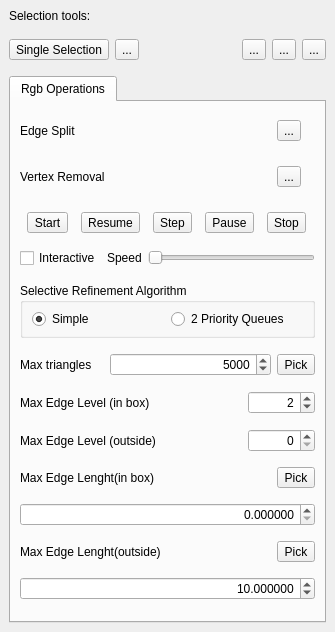
Old version of the form src/meshlabplugins/editrgbtri/widgetRgbT.ui in the repository cnr-isti-vclab/meshlab.
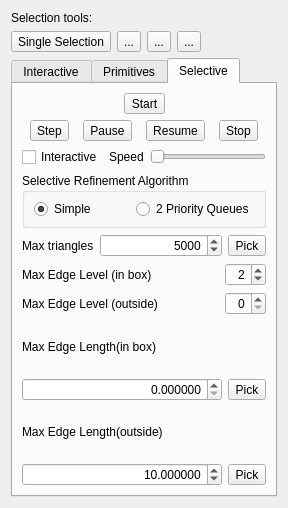
New version of the form. The open tabs and pages were chosen to show the change. Icons and pictures are not drawn.

Commit message: added brush tool and eraser tool

Diff of the .ui file:
```diff
--- a/src/meshlabplugins/editrgbtri/widgetRgbT.ui
+++ b/src/meshlabplugins/editrgbtri/widgetRgbT.ui
@@ -5,8 +5,8 @@
    <rect>
     <x>0</x>
     <y>0</y>
-    <width>335</width>
-    <height>632</height>
+    <width>288</width>
+    <height>508</height>
    </rect>
   </property>
   <property name="windowTitle" >
@@ -16,13 +16,115 @@
    <iconset resource="rgbt.qrc" >:/images/rgbt.png</iconset>
   </property>
   <layout class="QGridLayout" >
-   <property name="margin" >
-    <number>9</number>
-   </property>
-   <property name="spacing" >
-    <number>6</number>
-   </property>
-   <item row="2" column="0" colspan="6" >
+   <item row="0" column="0" colspan="5" >
+    <widget class="QLabel" name="label" >
+     <property name="text" >
+      <string>Selection tools:</string>
+     </property>
+    </widget>
+   </item>
+   <item row="1" column="0" >
+    <widget class="QToolButton" name="bSelectionSingle" >
+     <property name="toolTip" >
+      <string>Single face selector</string>
+     </property>
+     <property name="text" >
+      <string>Single Selection</string>
+     </property>
+     <property name="icon" >
+      <iconset resource="editrgbtri.qrc" >:/images/select_face.png</iconset>
+     </property>
+     <property name="iconSize" >
+      <size>
+       <width>32</width>
+       <height>32</height>
+      </size>
+     </property>
+     <property name="checkable" >
+      <bool>true</bool>
+     </property>
+    </widget>
+   </item>
+   <item row="1" column="1" >
+    <widget class="QToolButton" name="bSelectionRect" >
+     <property name="toolTip" >
+      <string>Rectangular face selector</string>
+     </property>
+     <property name="text" >
+      <string>...</string>
+     </property>
+     <property name="icon" >
+      <iconset resource="editrgbtri.qrc" >:/images/select_face_rect.png</iconset>
+     </property>
+     <property name="iconSize" >
+      <size>
+       <width>32</width>
+       <height>32</height>
+      </size>
+     </property>
+     <property name="checkable" >
+      <bool>true</bool>
+     </property>
+    </widget>
+   </item>
+   <item row="1" column="2" >
+    <widget class="QToolButton" name="bBrush" >
+     <property name="toolTip" >
+      <string>Brush for mesh refinement</string>
+     </property>
+     <property name="text" >
+      <string>...</string>
+     </property>
+     <property name="icon" >
+      <iconset resource="editrgbtri.qrc" >:/images/brush.png</iconset>
+     </property>
+     <property name="iconSize" >
+      <size>
+       <width>32</width>
+       <height>32</height>
+      </size>
+     </property>
+     <property name="checkable" >
+      <bool>true</bool>
+     </property>
+    </widget>
+   </item>
+   <item row="1" column="3" >
+    <widget class="QToolButton" name="bEraser" >
+     <property name="toolTip" >
+      <string>Eraser for mesh coarsening</string>
+     </property>
+     <property name="text" >
+      <string>...</string>
+     </property>
+     <property name="icon" >
+      <iconset resource="editrgbtri.qrc" >:/images/eraser.png</iconset>
+     </property>
+     <property name="iconSize" >
+      <size>
+       <width>32</width>
+       <height>32</height>
+      </size>
+     </property>
+     <property name="checkable" >
+      <bool>true</bool>
+     </property>
+    </widget>
+   </item>
+   <item row="1" column="4" >
+    <spacer>
+     <property name="orientation" >
+      <enum>Qt::Horizontal</enum>
+     </property>
+     <property name="sizeHint" >
+      <size>
+       <width>40</width>
+       <height>20</height>
+      </size>
+     </property>
+    </spacer>
+   </item>
+   <item row="2" column="0" colspan="5" >
     <widget class="QTabWidget" name="tabWidget" >
      <property name="enabled" >
       <bool>true</bool>
@@ -33,55 +135,17 @@
      <property name="usesScrollButtons" >
       <bool>true</bool>
      </property>
-     <widget class="QWidget" name="Tools" >
+     <widget class="QWidget" name="tab" >
       <attribute name="title" >
-       <string>Rgb Operations</string>
+       <string>Interactive</string>
       </attribute>
       <layout class="QGridLayout" >
-       <property name="margin" >
-        <number>9</number>
-       </property>
-       <property name="spacing" >
-        <number>6</number>
-       </property>
-       <item row="1" column="3" colspan="2" >
-        <spacer>
-         <property name="orientation" >
-          <enum>Qt::Horizontal</enum>
-         </property>
-         <property name="sizeHint" >
-          <size>
-           <width>21</width>
-           <height>41</height>
-          </size>
-         </property>
-        </spacer>
-       </item>
-       <item row="8" column="4" >
-        <spacer>
-         <property name="orientation" >
-          <enum>Qt::Horizontal</enum>
-         </property>
-         <property name="sizeHint" >
-          <size>
-           <width>40</width>
-           <height>20</height>
-          </size>
-         </property>
-        </spacer>
-       </item>
-       <item row="6" column="0" colspan="6" >
+       <item row="0" column="0" colspan="2" >
         <layout class="QHBoxLayout" >
-         <property name="margin" >
-          <number>0</number>
-         </property>
-         <property name="spacing" >
-          <number>6</number>
-         </property>
          <item>
-          <widget class="QLabel" name="label_6" >
+          <widget class="QLabel" name="label_2" >
            <property name="text" >
-            <string>Max Edge Level (in box)</string>
+            <string>Brush Radius (pixel)</string>
            </property>
           </widget>
          </item>
@@ -92,25 +156,62 @@
            </property>
            <property name="sizeHint" >
             <size>
-             <width>40</width>
-             <height>20</height>
+             <width>119</width>
+             <height>23</height>
             </size>
            </property>
           </spacer>
          </item>
          <item>
-          <widget class="QSpinBox" name="sMaxEdgeLevel" >
-           <property name="toolTip" >
-            <string>Max edge level inside the selection box.</string>
-           </property>
+          <widget class="QSpinBox" name="sRadius" >
            <property name="layoutDirection" >
             <enum>Qt::LeftToRight</enum>
            </property>
            <property name="alignment" >
-            <set>Qt::AlignRight</set>
+            <set>Qt::AlignRight|Qt::AlignTrailing|Qt::AlignVCenter</set>
            </property>
            <property name="maximum" >
-            <number>1000000</number>
+            <number>500</number>
+           </property>
+           <property name="value" >
+            <number>30</number>
+           </property>
+          </widget>
+         </item>
+        </layout>
+       </item>
+       <item row="1" column="0" colspan="2" >
+        <layout class="QHBoxLayout" >
+         <item>
+          <widget class="QCheckBox" name="cLevelEnabled" >
+           <property name="text" >
+            <string>Refinement Level</string>
+           </property>
+           <property name="checked" >
+            <bool>true</bool>
+           </property>
+          </widget>
+         </item>
+         <item>
+          <spacer>
+           <property name="orientation" >
+            <enum>Qt::Horizontal</enum>
+           </property>
+           <property name="sizeHint" >
+            <size>
+             <width>42</width>
+             <height>23</height>
+            </size>
+           </property>
+          </spacer>
+         </item>
+         <item>
+          <widget class="QSpinBox" name="sBrushLevel" >
+           <property name="alignment" >
+            <set>Qt::AlignRight|Qt::AlignTrailing|Qt::AlignVCenter</set>
+           </property>
+           <property name="maximum" >
+            <number>8</number>
            </property>
            <property name="value" >
             <number>2</number>
@@ -119,25 +220,12 @@
          </item>
         </layout>
        </item>
-       <item row="8" column="0" colspan="4" >
-        <widget class="QLabel" name="label_8" >
-         <property name="text" >
-          <string>Max Edge Lenght(in box)</string>
-         </property>
-        </widget>
-       </item>
-       <item row="7" column="0" colspan="6" >
+       <item row="2" column="0" colspan="2" >
         <layout class="QHBoxLayout" >
-         <property name="margin" >
-          <number>0</number>
-         </property>
-         <property name="spacing" >
-          <number>6</number>
-         </property>
          <item>
-          <widget class="QLabel" name="label_7" >
+          <widget class="QCheckBox" name="cLengthEnabled" >
            <property name="text" >
-            <string>Max Edge Level (outside)</string>
+            <string>Edge Length</string>
            </property>
           </widget>
          </item>
@@ -148,78 +236,58 @@
            </property>
            <property name="sizeHint" >
             <size>
-             <width>40</width>
-             <height>20</height>
+             <width>41</width>
+             <height>23</height>
             </size>
            </property>
           </spacer>
          </item>
          <item>
-          <widget class="QSpinBox" name="sMinEdgeLevel" >
-           <property name="toolTip" >
-            <string>Max edge level outside the selection box.</string>
-           </property>
-           <property name="layoutDirection" >
-            <enum>Qt::LeftToRight</enum>
+          <widget class="QDoubleSpinBox" name="sBrushLength" >
+           <property name="enabled" >
+            <bool>false</bool>
            </property>
            <property name="alignment" >
-            <set>Qt::AlignRight</set>
+            <set>Qt::AlignRight|Qt::AlignTrailing|Qt::AlignVCenter</set>
+           </property>
+           <property name="readOnly" >
+            <bool>false</bool>
+           </property>
+           <property name="decimals" >
+            <number>6</number>
            </property>
            <property name="maximum" >
-            <number>1000000</number>
+            <double>9999.989999999999782</double>
+           </property>
+           <property name="value" >
+            <double>2.000000000000000</double>
            </property>
           </widget>
          </item>
         </layout>
        </item>
-       <item row="5" column="0" colspan="2" >
-        <widget class="QLabel" name="label_5" >
-         <property name="maximumSize" >
-          <size>
-           <width>91</width>
-           <height>16777215</height>
-          </size>
-         </property>
-         <property name="text" >
-          <string>Max triangles</string>
-         </property>
-        </widget>
-       </item>
-       <item row="5" column="5" >
-        <widget class="QToolButton" name="bPickFace" >
-         <property name="toolTip" >
-          <string>Extract the current number of triangle.</string>
-         </property>
-         <property name="text" >
-          <string>Pick</string>
-         </property>
-        </widget>
-       </item>
-       <item row="0" column="1" colspan="4" >
+       <item row="3" column="0" colspan="2" >
         <spacer>
          <property name="orientation" >
-          <enum>Qt::Horizontal</enum>
+          <enum>Qt::Vertical</enum>
          </property>
          <property name="sizeHint" >
           <size>
-           <width>40</width>
-           <height>20</height>
+           <width>202</width>
+           <height>71</height>
           </size>
          </property>
         </spacer>
        </item>
-       <item row="10" column="0" colspan="4" >
-        <widget class="QLabel" name="label_9" >
+       <item row="4" column="0" >
+        <widget class="QToolButton" name="bDebugEdgeCol" >
          <property name="text" >
-          <string>Max Edge Lenght(outside)</string>
+          <string>...</string>
          </property>
         </widget>
        </item>
-       <item row="1" column="5" >
-        <widget class="QToolButton" name="bEdgeCollapse" >
-         <property name="toolTip" >
-          <string>Execute a vertex removal. Three triangle sharing a vertex must be selected.</string>
-         </property>
+       <item row="4" column="1" >
+        <widget class="QToolButton" name="bDebugEdgeSplit" >
          <property name="text" >
           <string>...</string>
          </property>
@@ -234,22 +302,133 @@
          </property>
         </widget>
        </item>
+      </layout>
+     </widget>
+     <widget class="QWidget" name="tab_2" >
+      <attribute name="title" >
+       <string>Primitives</string>
+      </attribute>
+      <layout class="QGridLayout" >
        <item row="0" column="0" >
+        <layout class="QHBoxLayout" >
+         <item>
         <widget class="QLabel" name="label_3" >
          <property name="text" >
           <string>Edge Split</string>
          </property>
         </widget>
        </item>
-       <item row="2" column="0" colspan="6" >
+         <item>
+          <spacer>
+           <property name="orientation" >
+            <enum>Qt::Horizontal</enum>
+           </property>
+           <property name="sizeHint" >
+            <size>
+             <width>131</width>
+             <height>20</height>
+            </size>
+           </property>
+          </spacer>
+         </item>
+         <item>
+          <widget class="QToolButton" name="bEdgeSplit" >
+           <property name="toolTip" >
+            <string>Execute a split on a green edge. Two adjacent triangles must be selected.</string>
+           </property>
+           <property name="text" >
+            <string>...</string>
+           </property>
+           <property name="icon" >
+            <iconset resource="editrgbtri.qrc" >:/images/edgesplit.png</iconset>
+           </property>
+           <property name="iconSize" >
+            <size>
+             <width>32</width>
+             <height>32</height>
+            </size>
+           </property>
+          </widget>
+         </item>
+        </layout>
+       </item>
+       <item row="1" column="0" >
         <layout class="QHBoxLayout" >
-         <property name="margin" >
-          <number>0</number>
-         </property>
-         <property name="spacing" >
-          <number>6</number>
-         </property>
+         <item>
+          <widget class="QLabel" name="label_4" >
+           <property name="text" >
+            <string>Vertex Removal</string>
+           </property>
+          </widget>
+         </item>
+         <item>
+          <spacer>
+           <property name="orientation" >
+            <enum>Qt::Horizontal</enum>
+           </property>
+           <property name="sizeHint" >
+            <size>
+             <width>81</width>
+             <height>41</height>
+            </size>
+           </property>
+          </spacer>
+         </item>
          <item>
+          <widget class="QToolButton" name="bEdgeCollapse" >
+           <property name="toolTip" >
+            <string>Execute a vertex removal. Three triangle sharing a vertex must be selected.</string>
+           </property>
+           <property name="text" >
+            <string>...</string>
+           </property>
+           <property name="icon" >
+            <iconset resource="editrgbtri.qrc" >:/images/edgecollapse.png</iconset>
+           </property>
+           <property name="iconSize" >
+            <size>
+             <width>32</width>
+             <height>32</height>
+            </size>
+           </property>
+          </widget>
+         </item>
+        </layout>
+       </item>
+       <item row="2" column="0" >
+        <spacer>
+         <property name="orientation" >
+          <enum>Qt::Vertical</enum>
+         </property>
+         <property name="sizeHint" >
+          <size>
+           <width>20</width>
+           <height>51</height>
+          </size>
+         </property>
+        </spacer>
+       </item>
+      </layout>
+     </widget>
+     <widget class="QWidget" name="Tools" >
+      <attribute name="title" >
+       <string>Selective</string>
+      </attribute>
+      <layout class="QGridLayout" >
+       <item row="0" column="0" >
+        <spacer>
+         <property name="orientation" >
+          <enum>Qt::Horizontal</enum>
+         </property>
+         <property name="sizeHint" >
+          <size>
+           <width>40</width>
+           <height>20</height>
+          </size>
+         </property>
+        </spacer>
+       </item>
+       <item row="0" column="1" >
           <widget class="QToolButton" name="bStart" >
            <property name="toolTip" >
             <string>Launch the selective refinement algorithm</string>
@@ -259,16 +438,21 @@
            </property>
           </widget>
          </item>
-         <item>
-          <widget class="QToolButton" name="bResume" >
-           <property name="toolTip" >
-            <string>Resume a previously interrupted interactive execution.</string>
-           </property>
-           <property name="text" >
-            <string>Resume</string>
-           </property>
-          </widget>
-         </item>
+       <item row="0" column="2" >
+        <spacer>
+         <property name="orientation" >
+          <enum>Qt::Horizontal</enum>
+         </property>
+         <property name="sizeHint" >
+          <size>
+           <width>40</width>
+           <height>20</height>
+          </size>
+         </property>
+        </spacer>
+       </item>
+       <item row="1" column="0" colspan="3" >
+        <layout class="QHBoxLayout" >
          <item>
           <widget class="QToolButton" name="bStep" >
            <property name="toolTip" >
@@ -289,6 +473,16 @@
            </property>
           </widget>
          </item>
+         <item>
+          <widget class="QToolButton" name="bResume" >
+           <property name="toolTip" >
+            <string>Resume a previously interrupted interactive execution.</string>
+           </property>
+           <property name="text" >
+            <string>Resume</string>
+           </property>
+          </widget>
+         </item>
          <item>
           <widget class="QToolButton" name="bStop" >
            <property name="toolTip" >
@@ -301,94 +495,23 @@
          </item>
         </layout>
        </item>
-       <item row="10" column="5" >
-        <widget class="QToolButton" name="bPickEdgeOutside" >
-         <property name="text" >
-          <string>Pick</string>
-         </property>
-        </widget>
-       </item>
-       <item row="10" column="4" >
-        <spacer>
-         <property name="orientation" >
-          <enum>Qt::Horizontal</enum>
-         </property>
-         <property name="sizeHint" >
-          <size>
-           <width>40</width>
-           <height>20</height>
-          </size>
-         </property>
-        </spacer>
-       </item>
-       <item row="9" column="0" colspan="6" >
-        <widget class="QDoubleSpinBox" name="sPickEdgeBox" >
-         <property name="toolTip" >
-          <string>Max edge lenght inside the selection box.</string>
-         </property>
-         <property name="alignment" >
-          <set>Qt::AlignRight</set>
-         </property>
-         <property name="decimals" >
-          <number>6</number>
-         </property>
-         <property name="maximum" >
-          <double>9999.989999999999782</double>
-         </property>
-         <property name="singleStep" >
-          <double>1.000000000000000</double>
-         </property>
-         <property name="value" >
-          <double>0.000000000000000</double>
-         </property>
-        </widget>
-       </item>
-       <item row="0" column="5" >
-        <widget class="QToolButton" name="bEdgeSplit" >
-         <property name="toolTip" >
-          <string>Execute a split on a green edge. Two adjacent triangles must be selected.</string>
-         </property>
-         <property name="text" >
-          <string>...</string>
-         </property>
-         <property name="icon" >
-          <iconset resource="rgbt.qrc" >:/images/edgesplit.png</iconset>
-         </property>
-         <property name="iconSize" >
-          <size>
-           <width>32</width>
-           <height>32</height>
-          </size>
-         </property>
-        </widget>
-       </item>
-       <item row="11" column="0" colspan="6" >
-        <widget class="QDoubleSpinBox" name="sPickEdgeOutside" >
-         <property name="toolTip" >
-          <string>Max edge lenght outside the selection box.</string>
-         </property>
-         <property name="alignment" >
-          <set>Qt::AlignRight</set>
-         </property>
-         <property name="decimals" >
-          <number>6</number>
-         </property>
-         <property name="maximum" >
-          <double>9999.989999999999782</double>
-         </property>
-         <property name="value" >
-          <double>10.000000000000000</double>
-         </property>
-        </widget>
-       </item>
-       <item row="3" column="0" colspan="6" >
+       <item row="2" column="0" colspan="3" >
         <layout class="QHBoxLayout" >
-         <property name="margin" >
-          <number>0</number>
-         </property>
          <property name="spacing" >
           <number>6</number>
          </property>
+         <property name="leftMargin" >
+          <number>0</number>
+         </property>
+         <property name="topMargin" >
+          <number>0</number>
+         </property>
+         <property name="rightMargin" >
+          <number>0</number>
+         </property>
+         <property name="bottomMargin" >
+          <number>0</number>
+         </property>
          <item>
           <widget class="QCheckBox" name="cbInteractive" >
            <property name="text" >
@@ -430,14 +553,7 @@
          </item>
         </layout>
        </item>
-       <item row="8" column="5" >
-        <widget class="QToolButton" name="bPickEdgeBox" >
-         <property name="text" >
-          <string>Pick</string>
-         </property>
-        </widget>
-       </item>
-       <item row="4" column="0" colspan="6" >
+       <item row="3" column="0" colspan="3" >
         <widget class="QGroupBox" name="groupBox" >
          <property name="maximumSize" >
           <size>
@@ -452,10 +568,22 @@
           <string>Selective Refinement Algorithm</string>
          </property>
          <layout class="QGridLayout" >
-          <property name="margin" >
+          <property name="leftMargin" >
            <number>9</number>
           </property>
-          <property name="spacing" >
+          <property name="topMargin" >
+           <number>9</number>
+          </property>
+          <property name="rightMargin" >
+           <number>9</number>
+          </property>
+          <property name="bottomMargin" >
+           <number>9</number>
+          </property>
+          <property name="horizontalSpacing" >
+           <number>6</number>
+          </property>
+          <property name="verticalSpacing" >
            <number>6</number>
           </property>
           <item row="0" column="0" >
@@ -481,12 +609,25 @@
          </layout>
         </widget>
        </item>
-       <item row="5" column="2" colspan="3" >
+       <item row="4" column="0" colspan="3" >
+        <layout class="QHBoxLayout" >
+         <item>
+          <widget class="QLabel" name="label_5" >
+           <property name="maximumSize" >
+            <size>
+             <width>91</width>
+             <height>16777215</height>
+            </size>
+           </property>
+           <property name="text" >
+            <string>Max triangles</string>
+           </property>
+          </widget>
+         </item>
+         <item>
         <widget class="QSpinBox" name="sMaxTriangles" >
          <property name="sizePolicy" >
-          <sizepolicy>
-           <hsizetype>7</hsizetype>
-           <vsizetype>0</vsizetype>
+            <sizepolicy vsizetype="Fixed" hsizetype="Expanding" >
            <horstretch>0</horstretch>
            <verstretch>0</verstretch>
           </sizepolicy>
@@ -511,127 +652,180 @@
          </property>
         </widget>
        </item>
-       <item row="1" column="0" colspan="3" >
-        <widget class="QLabel" name="label_4" >
+         <item>
+          <widget class="QToolButton" name="bPickFace" >
+           <property name="toolTip" >
+            <string>Extract the current number of triangle.</string>
+           </property>
          <property name="text" >
-          <string>Vertex Removal</string>
+            <string>Pick</string>
          </property>
         </widget>
        </item>
       </layout>
-     </widget>
-    </widget>
-   </item>
-   <item row="0" column="0" colspan="3" >
-    <widget class="QLabel" name="label" >
+       </item>
+       <item row="5" column="0" colspan="3" >
+        <layout class="QHBoxLayout" >
+         <item>
+          <widget class="QLabel" name="label_6" >
      <property name="text" >
-      <string>Selection tools:</string>
+            <string>Max Edge Level (in box)</string>
      </property>
     </widget>
    </item>
-   <item row="1" column="3" >
-    <widget class="QToolButton" name="bDebugEdgeCol" >
-     <property name="text" >
-      <string>...</string>
-     </property>
-     <property name="icon" >
-      <iconset resource="rgbt.qrc" >:/images/edgecollapse.png</iconset>
-     </property>
-     <property name="iconSize" >
+         <item>
+          <spacer>
+           <property name="orientation" >
+            <enum>Qt::Horizontal</enum>
+           </property>
+           <property name="sizeHint" >
       <size>
-       <width>32</width>
-       <height>32</height>
-      </size>
-     </property>
-    </widget>
-   </item>
-   <item row="1" column="4" >
-    <widget class="QToolButton" name="bDebugEdgeSplit" >
-     <property name="text" >
-      <string>...</string>
-     </property>
-     <property name="icon" >
-      <iconset resource="rgbt.qrc" >:/images/edgesplit.png</iconset>
-     </property>
-     <property name="iconSize" >
-      <size>
-       <width>32</width>
-       <height>32</height>
-      </size>
-     </property>
-    </widget>
-   </item>
-   <item row="1" column="2" >
+             <width>16</width>
+             <height>23</height>
+            </size>
+           </property>
+          </spacer>
+         </item>
+         <item>
+          <widget class="QSpinBox" name="sMaxEdgeLevel" >
+           <property name="toolTip" >
+            <string>Max edge level inside the selection box.</string>
+           </property>
+           <property name="layoutDirection" >
+            <enum>Qt::LeftToRight</enum>
+           </property>
+           <property name="alignment" >
+            <set>Qt::AlignRight</set>
+           </property>
+           <property name="maximum" >
+            <number>20</number>
+           </property>
+           <property name="value" >
+            <number>2</number>
+           </property>
+          </widget>
+         </item>
+        </layout>
+       </item>
+       <item row="6" column="0" colspan="3" >
+        <layout class="QHBoxLayout" >
+         <item>
+          <widget class="QLabel" name="label_7" >
+           <property name="text" >
+            <string>Max Edge Level (outside)</string>
+           </property>
+          </widget>
+         </item>
+         <item>
     <spacer>
      <property name="orientation" >
       <enum>Qt::Horizontal</enum>
      </property>
      <property name="sizeHint" >
       <size>
-       <width>51</width>
-       <height>41</height>
+             <width>40</width>
+             <height>20</height>
       </size>
      </property>
     </spacer>
    </item>
-   <item row="1" column="5" >
-    <widget class="QToolButton" name="bDebugCGRG" >
-     <property name="text" >
-      <string>...</string>
-     </property>
-     <property name="icon" >
-      <iconset resource="rgbt.qrc" >:/images/color_red_grg.png</iconset>
-     </property>
-     <property name="iconSize" >
-      <size>
-       <width>32</width>
-       <height>32</height>
-      </size>
-     </property>
-    </widget>
-   </item>
-   <item row="1" column="0" >
-    <widget class="QToolButton" name="bSelectionSingle" >
+         <item>
+          <widget class="QSpinBox" name="sMinEdgeLevel" >
+           <property name="toolTip" >
+            <string>Max edge level outside the selection box.</string>
+           </property>
+           <property name="layoutDirection" >
+            <enum>Qt::LeftToRight</enum>
+           </property>
+           <property name="alignment" >
+            <set>Qt::AlignRight</set>
+           </property>
+           <property name="maximum" >
+            <number>20</number>
+           </property>
+          </widget>
+         </item>
+        </layout>
+       </item>
+       <item row="7" column="0" colspan="3" >
+        <widget class="QLabel" name="label_8" >
+         <property name="text" >
+          <string>Max Edge Length(in box)</string>
+         </property>
+        </widget>
+       </item>
+       <item row="8" column="0" colspan="3" >
+        <layout class="QHBoxLayout" >
+         <item>
+          <widget class="QDoubleSpinBox" name="sPickEdgeBox" >
      <property name="toolTip" >
-      <string>Single face selector</string>
-     </property>
-     <property name="text" >
-      <string>Single Selection</string>
-     </property>
-     <property name="icon" >
-      <iconset resource="rgbt.qrc" >:/images/select_face.png</iconset>
-     </property>
-     <property name="iconSize" >
-      <size>
-       <width>32</width>
-       <height>32</height>
-      </size>
-     </property>
-     <property name="checkable" >
-      <bool>true</bool>
-     </property>
-    </widget>
-   </item>
-   <item row="1" column="1" >
-    <widget class="QToolButton" name="bSelectionRect" >
-     <property name="toolTip" >
-      <string>Rectangular face selector</string>
-     </property>
+            <string>Max edge lenght inside the selection box.</string>
+           </property>
+           <property name="alignment" >
+            <set>Qt::AlignRight</set>
+           </property>
+           <property name="decimals" >
+            <number>6</number>
+           </property>
+           <property name="maximum" >
+            <double>9999.989999999999782</double>
+           </property>
+           <property name="singleStep" >
+            <double>1.000000000000000</double>
+           </property>
+           <property name="value" >
+            <double>0.000000000000000</double>
+           </property>
+          </widget>
+         </item>
+         <item>
+          <widget class="QToolButton" name="bPickEdgeBox" >
+           <property name="text" >
+            <string>Pick</string>
+           </property>
+          </widget>
+         </item>
+        </layout>
+       </item>
+       <item row="9" column="0" colspan="3" >
+        <widget class="QLabel" name="label_9" >
      <property name="text" >
-      <string>...</string>
-     </property>
-     <property name="icon" >
-      <iconset resource="rgbt.qrc" >:/images/select_face_rect.png</iconset>
-     </property>
-     <property name="iconSize" >
-      <size>
-       <width>32</width>
-       <height>32</height>
-      </size>
-     </property>
-     <property name="checkable" >
-      <bool>true</bool>
-     </property>
+          <string>Max Edge Length(outside)</string>
+         </property>
+        </widget>
+       </item>
+       <item row="10" column="0" colspan="3" >
+        <layout class="QHBoxLayout" >
+         <item>
+          <widget class="QDoubleSpinBox" name="sPickEdgeOutside" >
+           <property name="toolTip" >
+            <string>Max edge lenght outside the selection box.</string>
+           </property>
+           <property name="alignment" >
+            <set>Qt::AlignRight</set>
+           </property>
+           <property name="decimals" >
+            <number>6</number>
+           </property>
+           <property name="maximum" >
+            <double>9999.989999999999782</double>
+           </property>
+           <property name="value" >
+            <double>10.000000000000000</double>
+           </property>
+          </widget>
+         </item>
+         <item>
+          <widget class="QToolButton" name="bPickEdgeOutside" >
+           <property name="text" >
+            <string>Pick</string>
+           </property>
+          </widget>
+         </item>
+        </layout>
+       </item>
+      </layout>
+     </widget>
     </widget>
    </item>
   </layout>
```
Left out of the diff: 55 changed lines with no effect on the pictures. Lines whose indentation alone changed are shown as unchanged. The commit also changes 13 other files.
